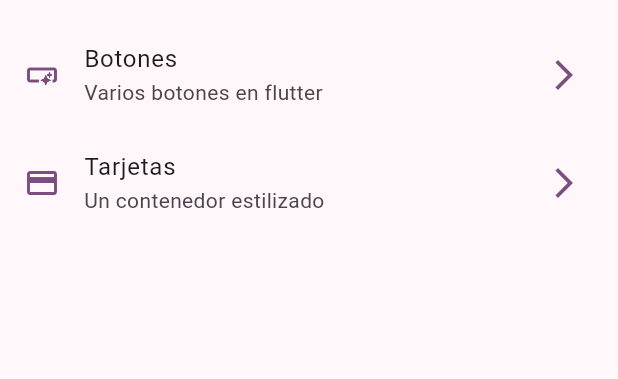
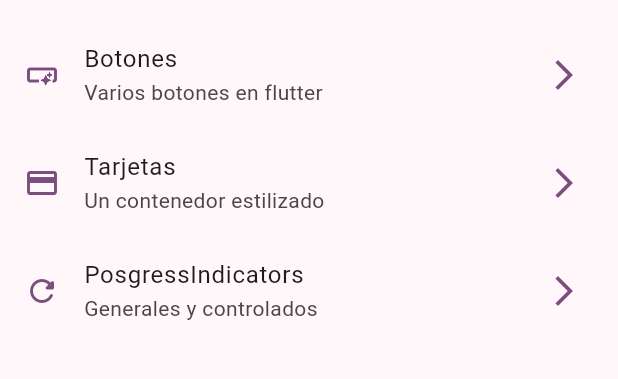
Before and after one commit to Victor-Venegas-Calbillan/widget-app, a Flutter app: the screen it shows after launch, on a phone screen of 412 x 824 dp, the part 63-442 px from its top. Run offline on Flutter 3.47's test engine with Material 2 defaults, Android fonts, the phone set to English and light mode, and no system bars; our stand-ins replace go_router.

Commit message:
progress indicator terminado

```diff
--- a/lib/config/menu/menu_items.dart
+++ b/lib/config/menu/menu_items.dart
@@ -27,4 +27,10 @@ const appMenuitems = <MenuItem>[
     link: '/cards',
     icon: Icons.credit_card_outlined,
   ),
+  MenuItem(
+    title: 'PosgressIndicators',
+    subTitle: 'Generales y controlados',
+    link: '/progress',
+    icon: Icons.refresh_rounded,
+  ),
 ];
--- a/lib/config/router/app_router.dart
+++ b/lib/config/router/app_router.dart
@@ -30,7 +30,7 @@ final appRouter = GoRouter(
       builder: (context, state) => const InfiniteScrollScreen(),
     ),
     GoRoute(
-      path: '/progress',
+      path: ProgressScreen.name,
       builder: (context, state) => const ProgressScreen(),
     ),
     GoRoute(
```
Also changed, not shown: lib/presentation/screens/progress/posgress_screen.dart (+67 -2 lines).
